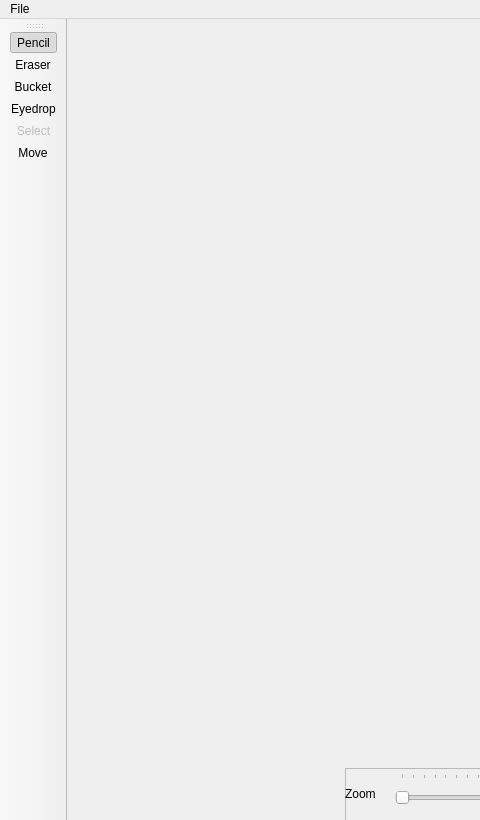
Kalean75/Sprite_Editor, file view.ui: the form before one commit; both pictures show x 0 to 480 and y 0 to 820 of the 1280 by 820 pixel window.
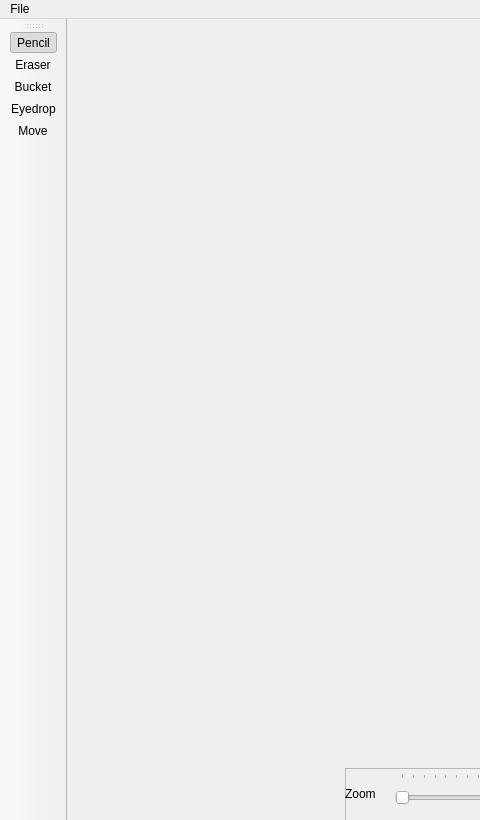
The form after the commit. Icons and pictures are not drawn.

Commit message: Remove select tool due to time constraints

Patch:
```diff
--- a/view.ui
+++ b/view.ui
@@ -590,7 +590,6 @@
    <addaction name="actionEraser"/>
    <addaction name="actionBucket"/>
    <addaction name="actionEyedrop"/>
-   <addaction name="actionSelect"/>
    <addaction name="actionMove"/>
   </widget>
   <action name="actionNew">
@@ -657,21 +656,6 @@
     <string>Eyedrop</string>
    </property>
   </action>
-  <action name="actionSelect">
-   <property name="checkable">
-    <bool>true</bool>
-   </property>
-   <property name="enabled">
-    <bool>false</bool>
-   </property>
-   <property name="icon">
-    <iconset resource="res.qrc">
-     <normaloff>:/res/selection.png</normaloff>:/res/selection.png</iconset>
-   </property>
-   <property name="text">
-    <string>Select</string>
-   </property>
-  </action>
   <action name="actionMove">
    <property name="checkable">
     <bool>true</bool>
```
